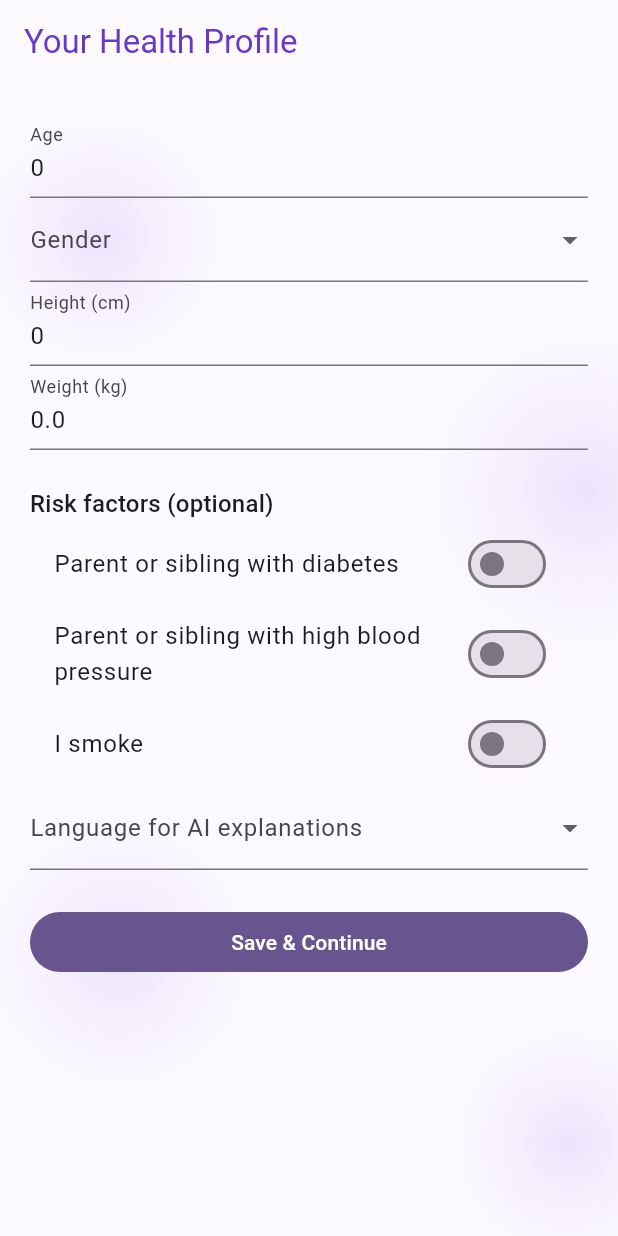
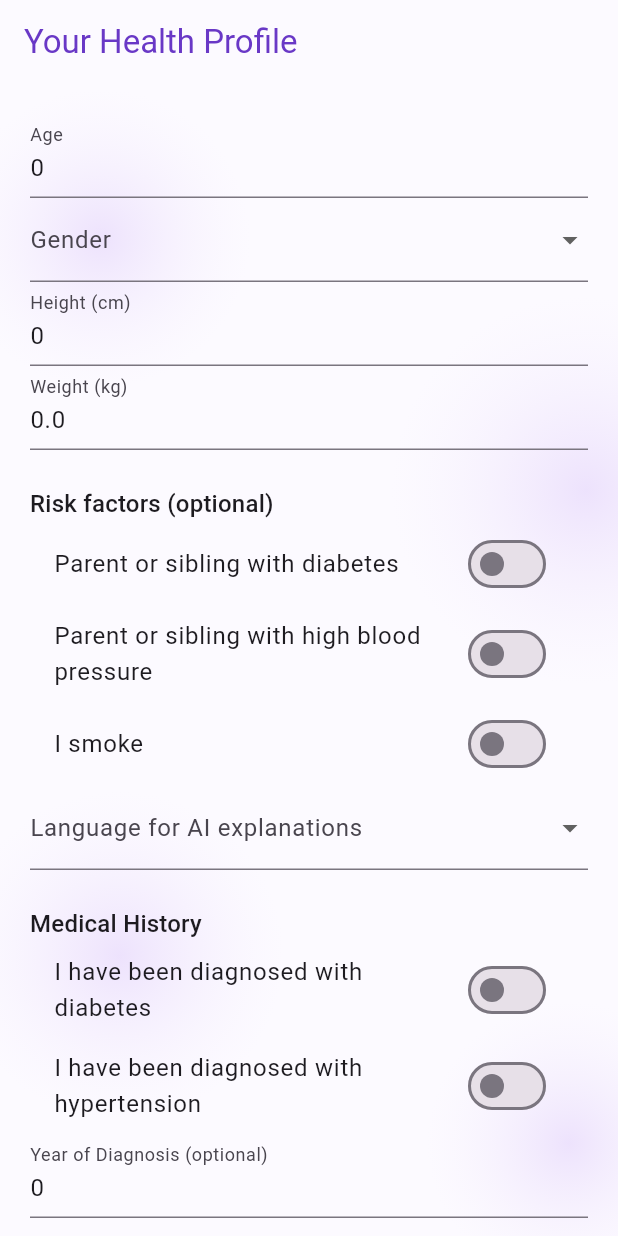
Before and after one commit to shammafalah218/early_warning_app, a Flutter app: the screen it shows once a user with an empty profile is signed in, on a phone screen of 412 x 824 dp. Run offline on Flutter 3.47's test engine with Material 3 defaults, Android fonts, the phone set to English and light mode, and no system bars; our stand-ins replace cloud_firestore, firebase_ai, firebase_auth, firebase_core, flutter_local_notifications, google_sign_in and 2 more; missing offline and left inert: firebase_app_check, health; accounts and stored records are empty.

Commit message:
Add medical history form to health profile.

```diff
--- a/lib/screens/profile_screen.dart
+++ b/lib/screens/profile_screen.dart
@@ -10,6 +10,15 @@ import '../services/firestore_service.dart';
 class ProfileScreen extends StatefulWidget {
   final UserProfile? existing;
   const ProfileScreen({super.key, this.existing});
+  @override
+void dispose() {
+  _age.dispose();
+  _height.dispose();
+  _weight.dispose();
+  _diagnosisYear.dispose();
+  _medicalHistory.dispose();
+  super.dispose();
+}
 
   @override
   State<ProfileScreen> createState() => _ProfileScreenState();
@@ -24,6 +33,22 @@ class _ProfileScreenState extends State<ProfileScreen> {
   late bool _fhDiabetes = widget.existing?.familyHistoryDiabetes ?? false;
   late bool _fhHypertension = widget.existing?.familyHistoryHypertension ?? false;
   late bool _smoker = widget.existing?.smoker ?? false;
+  late bool _diagnosedDiabetes =
+    widget.existing?.diagnosedDiabetes ?? false;
+
+late bool _diagnosedHypertension =
+    widget.existing?.diagnosedHypertension ?? false;
+
+late String? _diabetesType =
+    widget.existing?.diabetesType;
+
+late final _diagnosisYear = TextEditingController(
+  text: widget.existing?.diagnosisYear?.toString() ?? '',
+);
+
+late final _medicalHistory = TextEditingController(
+  text: widget.existing?.medicalHistory ?? '',
+);
   late String _language = widget.existing?.language ?? 'en';
   bool _saving = false;
 
@@ -48,8 +73,17 @@ class _ProfileScreenState extends State<ProfileScreen> {
       weight: double.parse(_weight.text),
       familyHistoryDiabetes: _fhDiabetes,
       familyHistoryHypertension: _fhHypertension,
-      smoker: _smoker,
-      language: _language,
+     smoker: _smoker,
+diagnosedDiabetes: _diagnosedDiabetes,
+diagnosedHypertension: _diagnosedHypertension,
+diabetesType: _diagnosedDiabetes ? _diabetesType : null,
+diagnosisYear: _diagnosisYear.text.trim().isEmpty
+    ? null
+    : int.parse(_diagnosisYear.text.trim()),
+medicalHistory: _medicalHistory.text.trim().isEmpty
+    ? null
+    : _medicalHistory.text.trim(),
+language: _language,
     );
     await FirestoreService.instance.saveProfile(p);
     if (mounted && Navigator.canPop(context)) Navigator.pop(context);
@@ -115,6 +149,88 @@ class _ProfileScreenState extends State<ProfileScreen> {
             onChanged: (v) => setState(() => _language = v!),
           ),
           const SizedBox(height: 24),
+
+Text(
+  'Medical History',
+  style: Theme.of(context).textTheme.titleMedium,
+),
+
+SwitchListTile(
+  title: const Text('I have been diagnosed with diabetes'),
+  value: _diagnosedDiabetes,
+  onChanged: (v) => setState(() {
+    _diagnosedDiabetes = v;
+    if (!v) _diabetesType = null;
+  }),
+),
+
+SwitchListTile(
+  title: const Text('I have been diagnosed with hypertension'),
+  value: _diagnosedHypertension,
+  onChanged: (v) =>
+      setState(() => _diagnosedHypertension = v),
+),
+
+if (_diagnosedDiabetes)
+  DropdownButtonFormField<String>(
+    key: ValueKey(_diabetesType),
+    initialValue: _diabetesType,
+    decoration: const InputDecoration(
+      labelText: 'Diabetes Type',
+    ),
+    items: const [
+      DropdownMenuItem(value: 'Type 1', child: Text('Type 1')),
+      DropdownMenuItem(value: 'Type 2', child: Text('Type 2')),
+      DropdownMenuItem(value: 'Other', child: Text('Other')),
+      DropdownMenuItem(value: 'Unknown', child: Text('Unknown')),
+    ],
+    onChanged: (v) => setState(() => _diabetesType = v),
+  ),
+
+TextFormField(
+  controller: _diagnosisYear,
+  decoration: const InputDecoration(
+    labelText: 'Year of Diagnosis (optional)',
+  ),
+  keyboardType: TextInputType.number,
+  validator: (v) {
+    if (v == null || v.trim().isEmpty) return null;
+    final year = int.tryParse(v.trim());
+    if (year == null || year < 1900 ||
+        year > DateTime.now().year) {
+      return 'Enter a valid diagnosis year';
+    }
+    return null;
+  },
+),
+
+TextFormField(
+  controller: _medicalHistory,
+  decoration: const InputDecoration(
+    labelText: 'Additional Medical History (optional)',
+    hintText: 'Enter relevant medical information',
+  ),
+  maxLines: 3,
+),
+
+FormField<bool>(
+  validator: (_) =>
+      !_diagnosedDiabetes && !_diagnosedHypertension
+          ? 'Please select at least one diagnosed condition'
+          : null,
+  builder: (field) => field.hasError
+      ? Padding(
+          padding: const EdgeInsets.all(8),
+          child: Text(
+            field.errorText!,
+            style: TextStyle(
+              color: Theme.of(context).colorScheme.error,
+            ),
+          ),
+        )
+      : const SizedBox.shrink(),
+),
+          const SizedBox(height: 24),
           FilledButton(
             onPressed: _saving ? null : _save,
             child: Text(_saving ? 'Saving…' : 'Save & Continue'),
```
